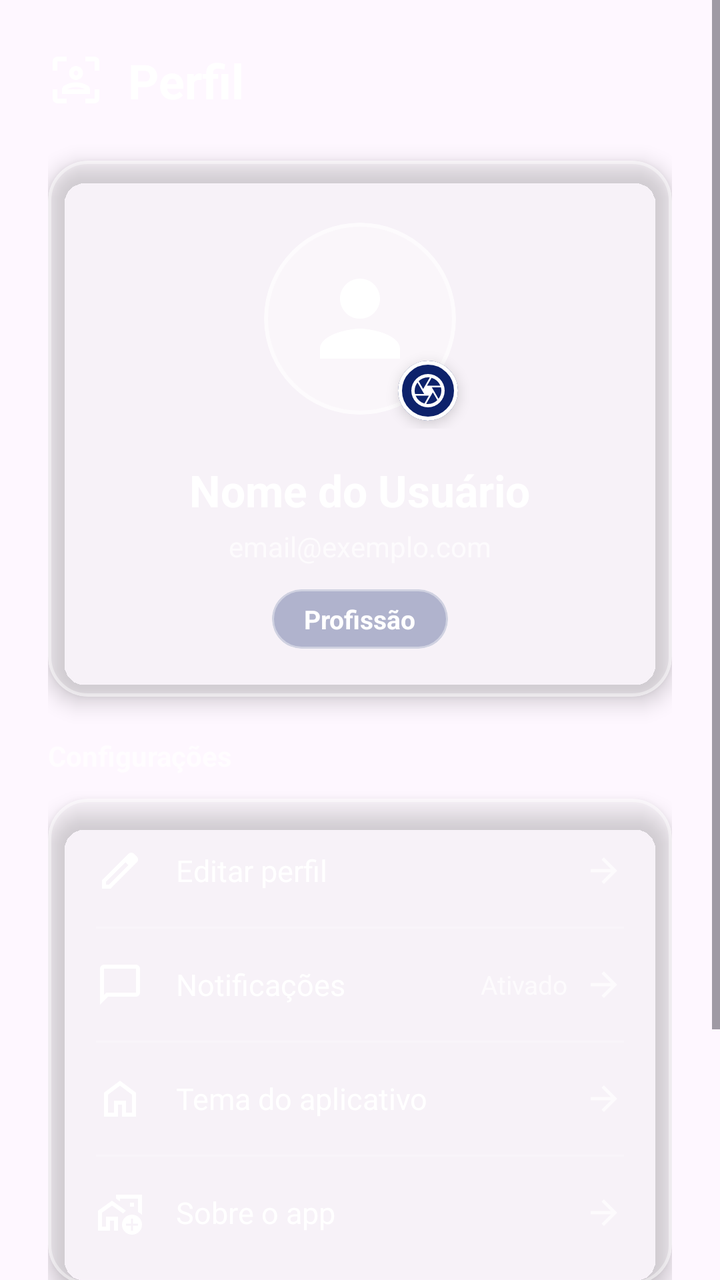
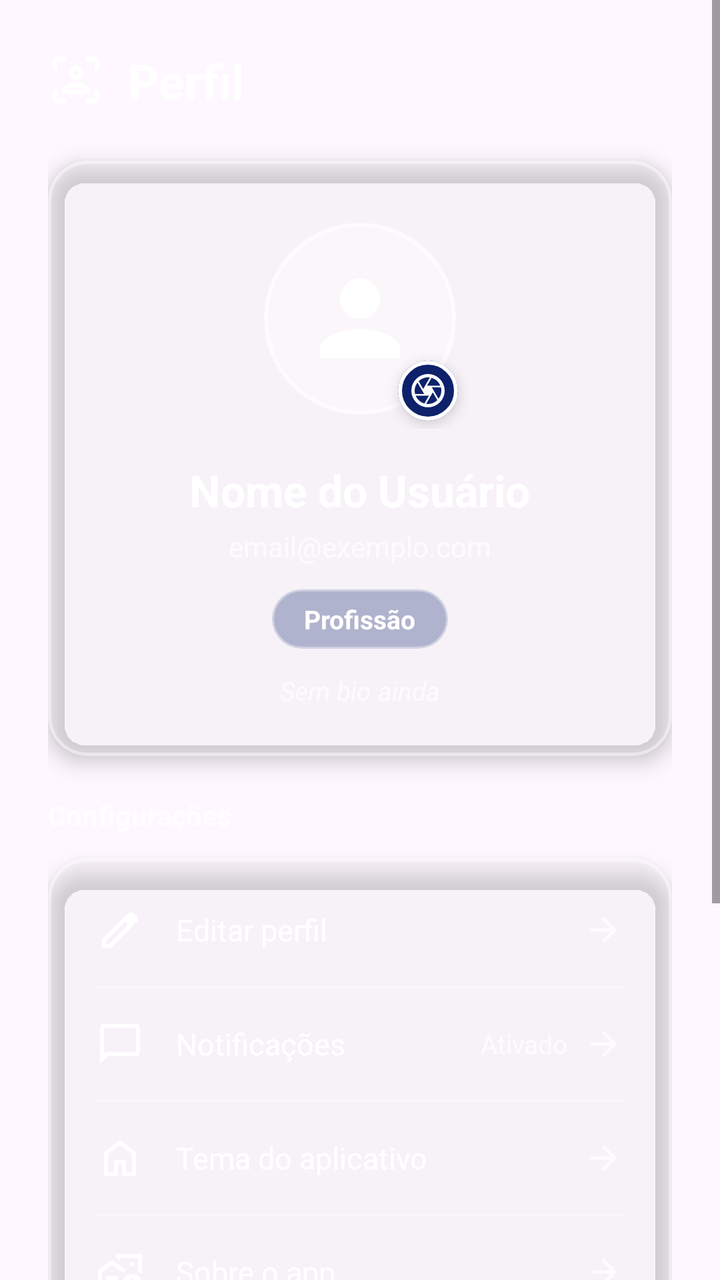

Screens rendered from an Android XML layout before and after an edit, with the pre-edit source and the edit as a unified diff.
<!-- AndroidManifest.xml: application theme Theme.PlataformaRemota -->
<!-- res/layout/fragment_profile.xml -->
<?xml version="1.0" encoding="utf-8"?>
<ScrollView xmlns:android="http://schemas.android.com/apk/res/android"
    xmlns:app="http://schemas.android.com/apk/res-auto"
    android:layout_width="match_parent"
    android:layout_height="match_parent"
    android:fillViewport="true">

    <LinearLayout
        android:layout_width="match_parent"
        android:layout_height="wrap_content"
        android:orientation="vertical"
        android:padding="24dp">

        
        <LinearLayout
            android:layout_width="match_parent"
            android:layout_height="wrap_content"
            android:gravity="center_vertical"
            android:orientation="horizontal"
            android:layout_marginBottom="24dp">

            <ImageView
                android:layout_width="28dp"
                android:layout_height="28dp"
                android:layout_marginEnd="12dp"
                android:src="@drawable/ic_profile"
                app:tint="@color/white" />

            <TextView
                android:layout_width="0dp"
                android:layout_height="wrap_content"
                android:layout_weight="1"
                android:text="Perfil"
                android:textColor="@color/white"
                android:textSize="24sp"
                android:textStyle="bold" />
        </LinearLayout>

        
        <com.google.android.material.card.MaterialCardView
            android:layout_width="match_parent"
            android:layout_height="wrap_content"
            android:layout_marginBottom="20dp"
            app:cardBackgroundColor="#33FFFFFF"
            app:cardCornerRadius="20dp"
            app:cardElevation="6dp"
            app:strokeWidth="1.5dp"
            app:strokeColor="#66FFFFFF">

            <LinearLayout
                android:layout_width="match_parent"
                android:layout_height="wrap_content"
                android:gravity="center_horizontal"
                android:orientation="vertical"
                android:padding="24dp">

                <FrameLayout
                    android:layout_width="110dp"
                    android:layout_height="110dp"
                    android:layout_marginBottom="16dp">

                    <com.google.android.material.card.MaterialCardView
                        android:id="@+id/cardAvatarPerfil"
                        android:layout_width="96dp"
                        android:layout_height="96dp"
                        android:layout_gravity="center"
                        android:clickable="true"
                        android:focusable="true"
                        app:cardBackgroundColor="#4DFFFFFF"
                        app:cardCornerRadius="48dp"
                        app:cardElevation="0dp"
                        app:strokeWidth="2dp"
                        app:strokeColor="#99FFFFFF">

                        <ImageView
                            android:id="@+id/imgFotoPerfil"
                            android:layout_width="match_parent"
                            android:layout_height="match_parent"
                            android:padding="18dp"
                            android:scaleType="fitCenter"
                            android:src="@drawable/ic_person"
                            app:tint="@color/white" />
                    </com.google.android.material.card.MaterialCardView>

                    <com.google.android.material.card.MaterialCardView
                        android:layout_width="30dp"
                        android:layout_height="30dp"
                        android:layout_gravity="bottom|end"
                        android:layout_marginEnd="6dp"
                        android:layout_marginBottom="4dp"
                        app:cardBackgroundColor="#0D226B"
                        app:cardCornerRadius="15dp"
                        app:cardElevation="4dp"
                        app:strokeWidth="2dp"
                        app:strokeColor="#FFFFFF">

                        <ImageView
                            android:layout_width="match_parent"
                            android:layout_height="match_parent"
                            android:padding="5dp"
                            android:src="@drawable/ic_camera"
                            app:tint="#FFFFFF" />
                    </com.google.android.material.card.MaterialCardView>
                </FrameLayout>

                <TextView
                    android:id="@+id/txtNomePerfil"
                    android:layout_width="wrap_content"
                    android:layout_height="wrap_content"
                    android:text="Nome do Usuário"
                    android:textColor="@color/white"
                    android:textSize="22sp"
                    android:textStyle="bold" />

                <TextView
                    android:id="@+id/txtEmailPerfil"
                    android:layout_width="wrap_content"
                    android:layout_height="wrap_content"
                    android:layout_marginTop="4dp"
                    android:text="email@exemplo.com"
                    android:textColor="#B3FFFFFF"
                    android:textSize="14sp" />

                <com.google.android.material.card.MaterialCardView
                    android:layout_width="wrap_content"
                    android:layout_height="wrap_content"
                    android:layout_marginTop="12dp"
                    app:cardBackgroundColor="#4D0D226B"
                    app:cardCornerRadius="20dp"
                    app:cardElevation="0dp"
                    app:strokeWidth="1dp"
                    app:strokeColor="#66FFFFFF">

                    <TextView
                        android:id="@+id/txtProfissaoPerfil"
                        android:layout_width="wrap_content"
                        android:layout_height="wrap_content"
                        android:paddingHorizontal="16dp"
                        android:paddingVertical="6dp"
                        android:text="Profissão"
                        android:textColor="@color/white"
                        android:textSize="13sp"
                        android:textStyle="bold" />
                </com.google.android.material.card.MaterialCardView>
            </LinearLayout>
        </com.google.android.material.card.MaterialCardView>

        
        <TextView
            android:layout_width="wrap_content"
            android:layout_height="wrap_content"
            android:layout_marginBottom="12dp"
            android:text="Configurações"
            android:textColor="#B3FFFFFF"
            android:textSize="14sp"
            android:textStyle="bold" />

        <com.google.android.material.card.MaterialCardView
            android:layout_width="match_parent"
            android:layout_height="wrap_content"
            android:layout_marginBottom="20dp"
            app:cardBackgroundColor="#33FFFFFF"
            app:cardCornerRadius="20dp"
            app:cardElevation="6dp"
            app:strokeWidth="1.5dp"
            app:strokeColor="#66FFFFFF">

            <LinearLayout
                android:layout_width="match_parent"
                android:layout_height="wrap_content"
                android:orientation="vertical"
                android:padding="8dp">

                
                <LinearLayout
                    android:id="@+id/opcaoEditarPerfil"
                    android:layout_width="match_parent"
                    android:layout_height="wrap_content"
                    android:background="?attr/selectableItemBackground"
                    android:clickable="true"
                    android:focusable="true"
                    android:gravity="center_vertical"
                    android:orientation="horizontal"
                    android:padding="16dp">

                    <ImageView
                        android:layout_width="24dp"
                        android:layout_height="24dp"
                        android:layout_marginEnd="16dp"
                        android:src="@drawable/ic_edit"
                        app:tint="@color/white" />

                    <TextView
                        android:layout_width="0dp"
                        android:layout_height="wrap_content"
                        android:layout_weight="1"
                        android:text="Editar perfil"
                        android:textColor="@color/white"
                        android:textSize="15sp" />

                    <ImageView
                        android:layout_width="20dp"
                        android:layout_height="20dp"
                        android:src="@drawable/ic_arrow_back"
                        android:rotation="180"
                        app:tint="#B3FFFFFF" />
                </LinearLayout>

                <View
                    android:layout_width="match_parent"
                    android:layout_height="1dp"
                    android:layout_marginHorizontal="16dp"
                    android:background="#33FFFFFF" />

                
                <LinearLayout
                    android:id="@+id/opcaoNotificacoes"
                    android:layout_width="match_parent"
                    android:layout_height="wrap_content"
                    android:background="?attr/selectableItemBackground"
                    android:clickable="true"
                    android:focusable="true"
                    android:gravity="center_vertical"
                    android:orientation="horizontal"
                    android:padding="16dp">

                    <ImageView
                        android:layout_width="24dp"
                        android:layout_height="24dp"
                        android:layout_marginEnd="16dp"
                        android:src="@drawable/ic_message"
                        app:tint="@color/white" />

                    <TextView
                        android:layout_width="0dp"
                        android:layout_height="wrap_content"
                        android:layout_weight="1"
                        android:text="Notificações"
                        android:textColor="@color/white"
                        android:textSize="15sp" />

                    <TextView
                        android:id="@+id/txtStatusNotificacoes"
                        android:layout_width="wrap_content"
                        android:layout_height="wrap_content"
                        android:layout_marginEnd="8dp"
                        android:text="Ativado"
                        android:textColor="#B3FFFFFF"
                        android:textSize="13sp" />

                    <ImageView
                        android:layout_width="20dp"
                        android:layout_height="20dp"
                        android:src="@drawable/ic_arrow_back"
                        android:rotation="180"
                        app:tint="#B3FFFFFF" />
                </LinearLayout>

                <View
                    android:layout_width="match_parent"
                    android:layout_height="1dp"
                    android:layout_marginHorizontal="16dp"
                    android:background="#33FFFFFF" />

                
                <LinearLayout
                    android:id="@+id/opcaoTema"
                    android:layout_width="match_parent"
                    android:layout_height="wrap_content"
                    android:background="?attr/selectableItemBackground"
                    android:clickable="true"
                    android:focusable="true"
                    android:gravity="center_vertical"
                    android:orientation="horizontal"
                    android:padding="16dp">

                    <ImageView
                        android:layout_width="24dp"
                        android:layout_height="24dp"
                        android:layout_marginEnd="16dp"
                        android:src="@drawable/ic_home"
                        app:tint="@color/white" />

                    <TextView
                        android:layout_width="0dp"
                        android:layout_height="wrap_content"
                        android:layout_weight="1"
                        android:text="Tema do aplicativo"
                        android:textColor="@color/white"
                        android:textSize="15sp" />

                    <ImageView
                        android:layout_width="20dp"
                        android:layout_height="20dp"
                        android:src="@drawable/ic_arrow_back"
                        android:rotation="180"
                        app:tint="#B3FFFFFF" />
                </LinearLayout>

                <View
                    android:layout_width="match_parent"
                    android:layout_height="1dp"
                    android:layout_marginHorizontal="16dp"
                    android:background="#33FFFFFF" />

                
                <LinearLayout
                    android:id="@+id/opcaoSobre"
                    android:layout_width="match_parent"
                    android:layout_height="wrap_content"
                    android:background="?attr/selectableItemBackground"
                    android:clickable="true"
                    android:focusable="true"
                    android:gravity="center_vertical"
                    android:orientation="horizontal"
                    android:padding="16dp">

                    <ImageView
                        android:layout_width="24dp"
                        android:layout_height="24dp"
                        android:layout_marginEnd="16dp"
                        android:src="@drawable/ic_work_outline"
                        app:tint="@color/white" />

                    <TextView
                        android:layout_width="0dp"
                        android:layout_height="wrap_content"
                        android:layout_weight="1"
                        android:text="Sobre o app"
                        android:textColor="@color/white"
                        android:textSize="15sp" />

                    <ImageView
                        android:layout_width="20dp"
                        android:layout_height="20dp"
                        android:src="@drawable/ic_arrow_back"
                        android:rotation="180"
                        app:tint="#B3FFFFFF" />
                </LinearLayout>
            </LinearLayout>
        </com.google.android.material.card.MaterialCardView>

        
        <TextView
            android:layout_width="wrap_content"
            android:layout_height="wrap_content"
            android:layout_marginBottom="12dp"
            android:text="Conta"
            android:textColor="#B3FFFFFF"
            android:textSize="14sp"
            android:textStyle="bold" />

        <LinearLayout
            android:layout_width="match_parent"
            android:layout_height="wrap_content"
            android:orientation="horizontal"
            android:weightSum="2">

            
            <com.google.android.material.button.MaterialButton
                android:id="@+id/btnLogoutPerfil"
                android:layout_width="0dp"
                android:layout_height="56dp"
                android:layout_marginEnd="6dp"
                android:layout_weight="1"
                android:insetTop="0dp"
                android:insetBottom="0dp"
                android:text="SAIR"
                android:textColor="@color/white"
                android:textSize="14sp"
                android:textStyle="bold"
                app:backgroundTint="#455A64"
                app:cornerRadius="28dp"
                app:elevation="4dp"
                app:icon="@drawable/ic_logout"
                app:iconGravity="textStart"
                app:iconPadding="6dp"
                app:iconSize="20dp"
                app:iconTint="@color/white" />

            
            <com.google.android.material.button.MaterialButton
                android:id="@+id/btnExcluirConta"
                android:layout_width="0dp"
                android:layout_height="56dp"
                android:layout_marginStart="6dp"
                android:layout_weight="1"
                android:insetTop="0dp"
                android:insetBottom="0dp"
                android:text="EXCLUIR"
                android:textColor="@color/white"
                android:textSize="14sp"
                android:textStyle="bold"
                app:backgroundTint="#D32F2F"
                app:cornerRadius="28dp"
                app:elevation="4dp"
                app:icon="@drawable/ic_delete"
                app:iconGravity="textStart"
                app:iconPadding="6dp"
                app:iconSize="20dp"
                app:iconTint="@color/white" />
        </LinearLayout>

        <TextView
            android:layout_width="match_parent"
            android:layout_height="wrap_content"
            android:layout_marginTop="8dp"
            android:text="A exclusão de conta é permanente e não pode ser desfeita"
            android:textAlignment="center"
            android:textColor="#80FFFFFF"
            android:textSize="11sp"
            android:textStyle="italic" />

    </LinearLayout>
</ScrollView>
<!-- resources referenced by this layout -->
<resources>
  <color name="white">#FFFFFFFF</color>
  <!-- drawable ic_arrow_back (drawable) -->
  <vector xmlns:android="http://schemas.android.com/apk/res/android" android:autoMirrored="true" android:height="24dp" android:tint="#000000" android:viewportHeight="960" android:viewportWidth="960" android:width="24dp">
        
      <path android:fillColor="@android:color/white" android:pathData="M313,520L537,744L480,800L160,480L480,160L537,216L313,440L800,440L800,520L313,520Z"/>
      
  </vector>
  <!-- drawable ic_edit (drawable) -->
  <vector xmlns:android="http://schemas.android.com/apk/res/android" android:height="24dp" android:tint="#000000" android:viewportHeight="960" android:viewportWidth="960" android:width="24dp">
        
      <path android:fillColor="@android:color/white" android:pathData="M200,760L257,760L648,369L591,312L200,703L200,760ZM120,840L120,670L648,143Q660,132 674.5,126Q689,120 705,120Q721,120 736,126Q751,132 762,144L817,200Q829,211 834.5,226Q840,241 840,256Q840,272 834.5,286.5Q829,301 817,313L290,840L120,840ZM760,256L760,256L704,200L704,200L760,256ZM619,341L591,312L591,312L648,369L648,369L619,341Z"/>
      
  </vector>
  <!-- drawable ic_home (drawable) -->
  <vector xmlns:android="http://schemas.android.com/apk/res/android" android:height="24dp" android:tint="#000000" android:viewportHeight="960" android:viewportWidth="960" android:width="24dp">
        
      <path android:fillColor="@android:color/white" android:pathData="M240,760L360,760L360,520L600,520L600,760L720,760L720,400L480,220L240,400L240,760ZM160,840L160,360L480,120L800,360L800,840L520,840L520,600L440,600L440,840L160,840ZM480,490L480,490L480,490L480,490L480,490L480,490L480,490L480,490L480,490Z"/>
      
  </vector>
  <!-- drawable ic_logout (drawable) -->
  <vector xmlns:android="http://schemas.android.com/apk/res/android" android:height="24dp" android:tint="#000000" android:viewportHeight="960" android:viewportWidth="960" android:width="24dp">
        
      <path android:fillColor="@android:color/white" android:pathData="M256,760L200,704L424,480L200,256L256,200L480,424L704,200L760,256L536,480L760,704L704,760L480,536L256,760Z"/>
      
  </vector>
  <!-- drawable ic_person (drawable) -->
  <vector xmlns:android="http://schemas.android.com/apk/res/android" android:height="24dp" android:tint="#000000" android:viewportHeight="24" android:viewportWidth="24" android:width="24dp">
        
      <path android:fillColor="@android:color/white" android:pathData="M12,12c2.21,0 4,-1.79 4,-4s-1.79,-4 -4,-4 -4,1.79 -4,4 1.79,4 4,4zM12,14c-2.67,0 -8,1.34 -8,4v2h16v-2c0,-2.66 -5.33,-4 -8,-4z"/>
      
  </vector>
  <style name="Theme.PlataformaRemota" parent="Base.Theme.PlataformaRemota" />
  <style name="Base.Theme.PlataformaRemota" parent="Theme.Material3.DayNight.NoActionBar">
          
          
          <item name="android:windowAnimationStyle">@style/ActivityAnimation</item>
      </style>
  <style name="ActivityAnimation" parent="@android:style/Animation.Activity">
          <item name="android:activityOpenEnterAnimation">@anim/slide_in_right</item>
          <item name="android:activityOpenExitAnimation">@anim/slide_out_left</item>
          <item name="android:activityCloseEnterAnimation">@anim/slide_in_left</item>
          <item name="android:activityCloseExitAnimation">@anim/slide_out_right</item>
      </style>
  <!-- unchanged entries left out for length: 5 -->
</resources>

<!-- the commit's change to res/layout/fragment_profile.xml (unified diff, before → after) -->
@@ -142,6 +142,18 @@
                         android:textSize="13sp"
                         android:textStyle="bold" />
                 </com.google.android.material.card.MaterialCardView>
+
+                <TextView
+                    android:id="@+id/txtBioPerfil"
+                    android:layout_width="match_parent"
+                    android:layout_height="wrap_content"
+                    android:layout_marginTop="12dp"
+                    android:paddingHorizontal="16dp"
+                    android:text="Sem bio ainda"
+                    android:textAlignment="center"
+                    android:textColor="#B3FFFFFF"
+                    android:textSize="13sp"
+                    android:textStyle="italic" />
             </LinearLayout>
         </com.google.android.material.card.MaterialCardView>
 
@@ -350,61 +362,105 @@
             android:textSize="14sp"
             android:textStyle="bold" />
 
-        <LinearLayout
+        <com.google.android.material.card.MaterialCardView
             android:layout_width="match_parent"
             android:layout_height="wrap_content"
-            android:orientation="horizontal"
-            android:weightSum="2">
-
-            
-            <com.google.android.material.button.MaterialButton
-                android:id="@+id/btnLogoutPerfil"
-                android:layout_width="0dp"
-                android:layout_height="56dp"
-                android:layout_marginEnd="6dp"
-                android:layout_weight="1"
-                android:insetTop="0dp"
-                android:insetBottom="0dp"
-                android:text="SAIR"
-                android:textColor="@color/white"
-                android:textSize="14sp"
-                android:textStyle="bold"
-                app:backgroundTint="#455A64"
-                app:cornerRadius="28dp"
-                app:elevation="4dp"
-                app:icon="@drawable/ic_logout"
-                app:iconGravity="textStart"
-                app:iconPadding="6dp"
-                app:iconSize="20dp"
-                app:iconTint="@color/white" />
-
-            
-            <com.google.android.material.button.MaterialButton
-                android:id="@+id/btnExcluirConta"
-                android:layout_width="0dp"
-                android:layout_height="56dp"
-                android:layout_marginStart="6dp"
-                android:layout_weight="1"
-                android:insetTop="0dp"
-                android:insetBottom="0dp"
-                android:text="EXCLUIR"
-                android:textColor="@color/white"
-                android:textSize="14sp"
-                android:textStyle="bold"
-                app:backgroundTint="#D32F2F"
-                app:cornerRadius="28dp"
-                app:elevation="4dp"
-                app:icon="@drawable/ic_delete"
-                app:iconGravity="textStart"
-                app:iconPadding="6dp"
-                app:iconSize="20dp"
-                app:iconTint="@color/white" />
-        </LinearLayout>
+            android:layout_marginBottom="16dp"
+            app:cardBackgroundColor="#33FFFFFF"
+            app:cardCornerRadius="20dp"
+            app:cardElevation="6dp"
+            app:strokeWidth="1.5dp"
+            app:strokeColor="#66FFFFFF">
+
+            <LinearLayout
+                android:layout_width="match_parent"
+                android:layout_height="wrap_content"
+                android:orientation="vertical"
+                android:padding="8dp">
+
+                
+                <LinearLayout
+                    android:id="@+id/btnLogoutPerfil"
+                    android:layout_width="match_parent"
+                    android:layout_height="wrap_content"
+                    android:background="?attr/selectableItemBackground"
+                    android:clickable="true"
+                    android:focusable="true"
+                    android:gravity="center_vertical"
+                    android:orientation="horizontal"
+                    android:padding="16dp">
+
+                    <ImageView
+                        android:layout_width="22dp"
+                        android:layout_height="22dp"
+                        android:layout_marginEnd="16dp"
+                        android:src="@drawable/ic_logout"
+                        app:tint="#FFFFFF" />
+
+                    <TextView
+                        android:layout_width="0dp"
+                        android:layout_height="wrap_content"
+                        android:layout_weight="1"
+                        android:text="Sair da conta"
+                        android:textColor="@color/white"
+                        android:textSize="15sp" />
+
+                    <ImageView
+                        android:layout_width="18dp"
+                        android:layout_height="18dp"
+                        android:src="@drawable/ic_arrow_back"
+                        android:rotation="180"
+                        app:tint="#80FFFFFF" />
+                </LinearLayout>
+
+                <View
+                    android:layout_width="match_parent"
+                    android:layout_height="1dp"
+                    android:layout_marginHorizontal="16dp"
+                    android:background="#33FFFFFF" />
+
+                
+                <LinearLayout
+                    android:id="@+id/btnExcluirConta"
+                    android:layout_width="match_parent"
+                    android:layout_height="wrap_content"
+                    android:background="?attr/selectableItemBackground"
+                    android:clickable="true"
+                    android:focusable="true"
+                    android:gravity="center_vertical"
+                    android:orientation="horizontal"
+                    android:padding="16dp">
+
+                    <ImageView
+                        android:layout_width="22dp"
+                        android:layout_height="22dp"
+                        android:layout_marginEnd="16dp"
+                        android:src="@drawable/ic_delete"
+                        app:tint="#EF5350" />
+
+                    <TextView
+                        android:layout_width="0dp"
+                        android:layout_height="wrap_content"
+                        android:layout_weight="1"
+                        android:text="Excluir conta"
+                        android:textColor="#EF5350"
+                        android:textSize="15sp"
+                        android:textStyle="bold" />
+
+                    <ImageView
+                        android:layout_width="18dp"
+                        android:layout_height="18dp"
+                        android:src="@drawable/ic_arrow_back"
+                        android:rotation="180"
+                        app:tint="#80FFFFFF" />
+                </LinearLayout>
+            </LinearLayout>
+        </com.google.android.material.card.MaterialCardView>
 
         <TextView
             android:layout_width="match_parent"
             android:layout_height="wrap_content"
-            android:layout_marginTop="8dp"
+            android:layout_marginTop="4dp"
             android:text="A exclusão de conta é permanente e não pode ser desfeita"
             android:textAlignment="center"
             android:textColor="#80FFFFFF"
<!-- resource entries referenced after the edit -->
@@ -20,10 +20,12 @@
       
   </vector>
   <!-- drawable ic_logout (drawable) -->
-  <vector xmlns:android="http://schemas.android.com/apk/res/android" android:height="24dp" android:tint="#000000" android:viewportHeight="960" android:viewportWidth="960" android:width="24dp">
-        
-      <path android:fillColor="@android:color/white" android:pathData="M256,760L200,704L424,480L200,256L256,200L480,424L704,200L760,256L536,480L760,704L704,760L480,536L256,760Z"/>
-      
+  <vector xmlns:android="http://schemas.android.com/apk/res/android"
+      android:width="24dp" android:height="24dp"
+      android:viewportWidth="960" android:viewportHeight="960"
+      android:tint="#000000">
+      <path android:fillColor="@android:color/white"
+          android:pathData="M200,840Q167,840 143.5,816.5Q120,793 120,760L120,200Q120,167 143.5,143.5Q167,120 200,120L480,120L480,200L200,200Q200,200 200,200Q200,200 200,200L200,760Q200,760 200,760Q200,760 200,760L480,760L480,840L200,840ZM640,680L584,622L703,504L360,504L360,424L703,424L584,306L640,248L840,448L640,680Z"/>
   </vector>
   <!-- drawable ic_person (drawable) -->
   <vector xmlns:android="http://schemas.android.com/apk/res/android" android:height="24dp" android:tint="#000000" android:viewportHeight="24" android:viewportWidth="24" android:width="24dp">
@@ -33,9 +35,9 @@
   </vector>
   <style name="Theme.PlataformaRemota" parent="Base.Theme.PlataformaRemota" />
   <style name="Base.Theme.PlataformaRemota" parent="Theme.Material3.DayNight.NoActionBar">
-          
-          
           <item name="android:windowAnimationStyle">@style/ActivityAnimation</item>
+          <item name="android:fontFamily">sans-serif</item>
+          <item name="fontFamily">sans-serif</item>
       </style>
   <style name="ActivityAnimation" parent="@android:style/Animation.Activity">
           <item name="android:activityOpenEnterAnimation">@anim/slide_in_right</item>
